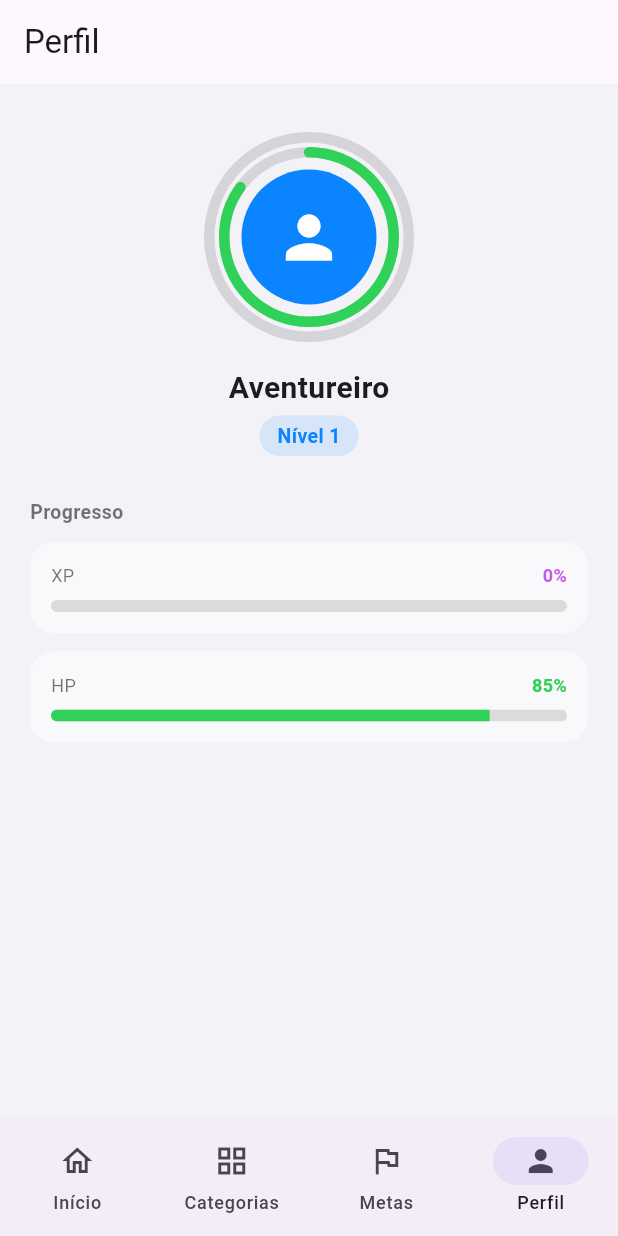
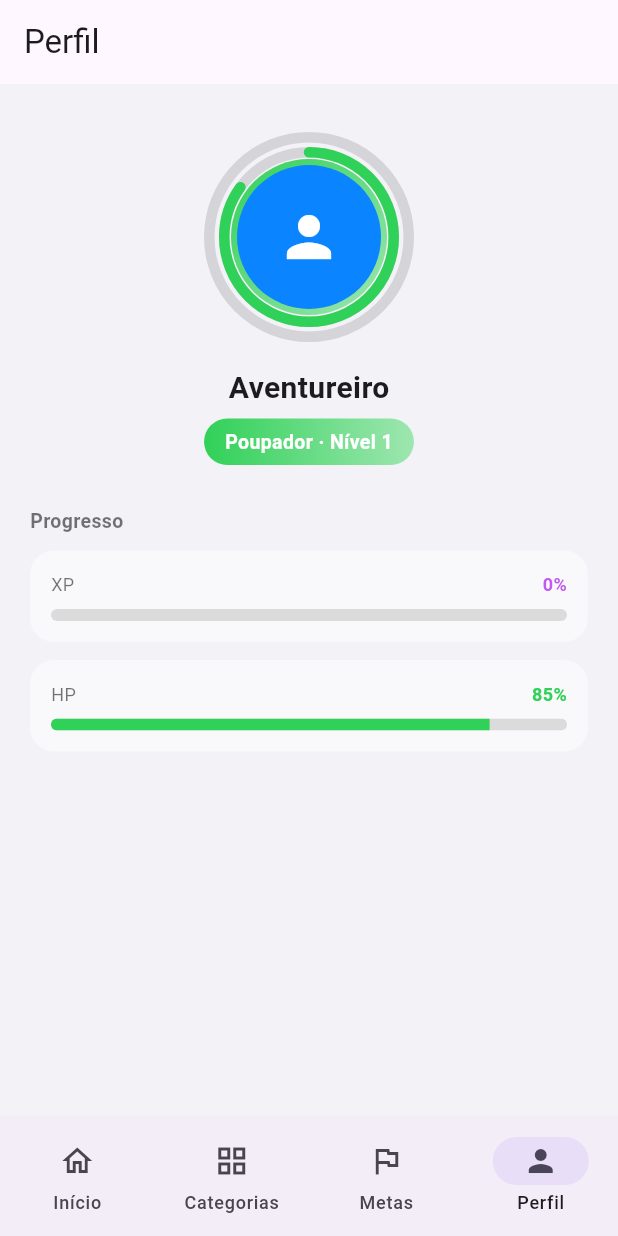
Before and after one commit to thybiagio/finquest, a Flutter app: the screen it shows after launch, item 4 of the bottom bar chosen, on a phone screen of 412 x 824 dp. Run offline on Flutter 3.47's test engine with Material 3 defaults, Android fonts, the phone set to English and light mode, and no system bars.

Commit message:
Sistema de rank por nível

```diff
--- /dev/null
+++ b/lib/models/rank.dart
@@ -0,0 +1,42 @@
+import 'package:flutter/material.dart';
+
+class RankInfo {
+  const RankInfo({
+    required this.nome,
+    required this.corPrimaria,
+    required this.corSecundaria,
+  });
+
+  final String nome;
+  final Color corPrimaria;
+  final Color corSecundaria;
+}
+
+RankInfo rankParaNivel(int nivel) {
+  if (nivel >= 50) {
+    return const RankInfo(
+      nome: 'Mestre das Finanças',
+      corPrimaria: Color(0xFFFFD60A),
+      corSecundaria: Color(0xFFFF9F0A),
+    );
+  }
+  if (nivel >= 25) {
+    return const RankInfo(
+      nome: 'Estrategista',
+      corPrimaria: Color(0xFFBF5AF2),
+      corSecundaria: Color(0xFF64D2FF),
+    );
+  }
+  if (nivel >= 10) {
+    return const RankInfo(
+      nome: 'Investidor',
+      corPrimaria: Color(0xFF0A84FF),
+      corSecundaria: Color(0xFF64D2FF),
+    );
+  }
+  return const RankInfo(
+    nome: 'Poupador',
+    corPrimaria: Color(0xFF30D158),
+    corSecundaria: Color(0xFF9EE6B0),
+  );
+}
--- a/lib/screens/perfil_screen.dart
+++ b/lib/screens/perfil_screen.dart
@@ -1,5 +1,6 @@
 import 'package:flutter/material.dart';
 import '../widgets/progress_rings.dart';
+import '../models/rank.dart';
 
 class PerfilScreen extends StatelessWidget {
   const PerfilScreen({
@@ -20,6 +21,8 @@ class PerfilScreen extends StatelessWidget {
 
   @override
   Widget build(BuildContext context) {
+    final rank = rankParaNivel(nivel);
+
     return Padding(
       padding: const EdgeInsets.all(20),
       child: ListView(
@@ -35,13 +38,24 @@ class PerfilScreen extends StatelessWidget {
                   child: ProgressRings(xpPercentual: xpPercentual, hpPercentual: hpPercentual),
                 ),
                 Container(
-                  width: 90,
-                  height: 90,
-                  decoration: const BoxDecoration(
-                    color: Color(0xFF0A84FF),
+                  width: 104,
+                  height: 104,
+                  padding: const EdgeInsets.all(4),
+                  decoration: BoxDecoration(
                     shape: BoxShape.circle,
+                    gradient: LinearGradient(
+                      colors: [rank.corPrimaria, rank.corSecundaria],
+                      begin: Alignment.topLeft,
+                      end: Alignment.bottomRight,
+                    ),
                   ),
-                  child: const Icon(Icons.person, size: 46, color: Colors.white),
+                  child: Container(
+                    decoration: const BoxDecoration(
+                      color: Color(0xFF0A84FF),
+                      shape: BoxShape.circle,
+                    ),
+                    child: const Icon(Icons.person, size: 44, color: Colors.white),
+                  ),
                 ),
               ],
             ),
@@ -50,17 +64,17 @@ class PerfilScreen extends StatelessWidget {
           Center(
             child: Text(nome, style: const TextStyle(fontSize: 20, fontWeight: FontWeight.bold)),
           ),
-          const SizedBox(height: 4),
+          const SizedBox(height: 6),
           Center(
             child: Container(
-              padding: const EdgeInsets.symmetric(horizontal: 12, vertical: 4),
+              padding: const EdgeInsets.symmetric(horizontal: 14, vertical: 6),
               decoration: BoxDecoration(
-                color: const Color(0xFF0A84FF).withValues(alpha: 0.12),
+                gradient: LinearGradient(colors: [rank.corPrimaria, rank.corSecundaria]),
                 borderRadius: BorderRadius.circular(20),
               ),
               child: Text(
-                'Nível $nivel',
-                style: const TextStyle(fontSize: 13, fontWeight: FontWeight.w600, color: Color(0xFF0A84FF)),
+                '${rank.nome} · Nível $nivel',
+                style: const TextStyle(fontSize: 13, fontWeight: FontWeight.w700, color: Colors.white),
               ),
             ),
           ),
```
